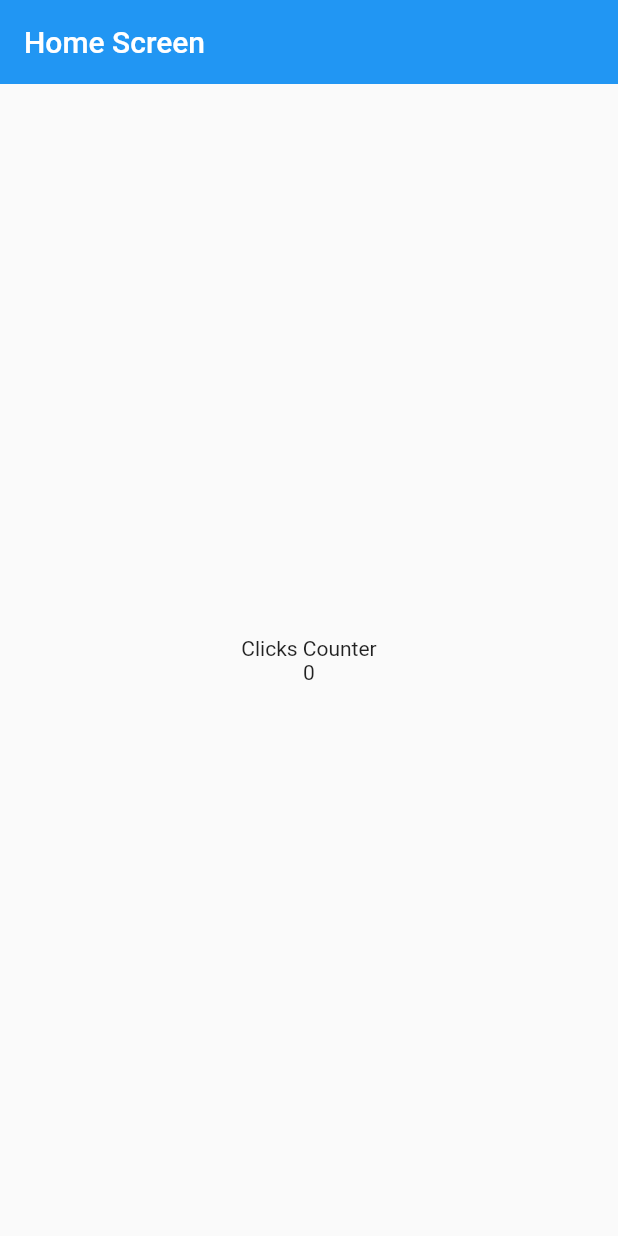
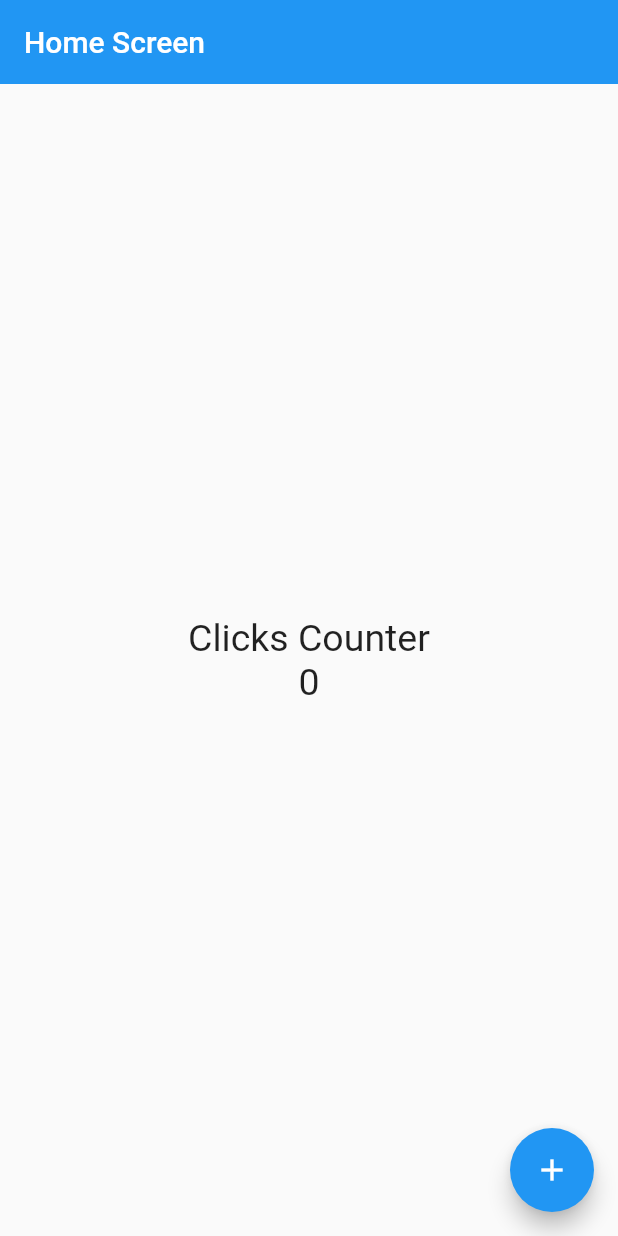
Before and after one commit to JohanRiv/counter_app, a Flutter app: the screen it shows after launch, on a phone screen of 412 x 824 dp. Run offline on Flutter 3.47's test engine with Material 2 defaults, Android fonts, the phone set to English and light mode, and no system bars.

Commit message:
Add a floating action button

```diff
--- a/lib/screens/home_screen.dart
+++ b/lib/screens/home_screen.dart
@@ -5,6 +5,7 @@ class HomeScreen extends StatelessWidget {
 
   @override
   Widget build(BuildContext context) {
+    const fontSize25 = TextStyle(fontSize: 25);
     return Scaffold(
       appBar: AppBar(
         title: const Text('Home Screen'),
@@ -12,11 +13,21 @@ class HomeScreen extends StatelessWidget {
       ),
       body: Center(
         child: Column(
-          children: const <Widget>[Text('Clicks Counter'), Text('0')],
+          children: const <Widget>[
+            Text('Clicks Counter', style: fontSize25),
+            Text(
+              '0',
+              style: fontSize25,
+            )
+          ],
           mainAxisAlignment: MainAxisAlignment.center,
           crossAxisAlignment: CrossAxisAlignment.center,
         ),
       ),
+      floatingActionButton: FloatingActionButton(
+        onPressed: () => {print('object')},
+        child: const Icon(Icons.add),
+      ),
     );
   }
 }
```
